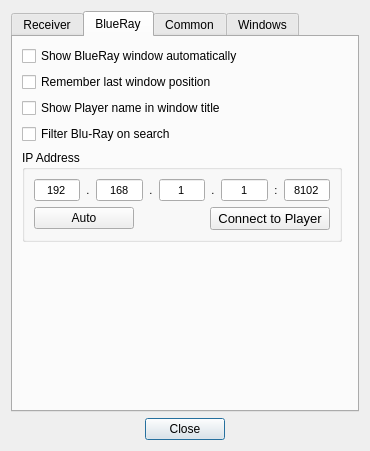
Before: the Qt Designer form settingsdialog.ui in AceOfSnakes/AvrPioRemote, drawn with Qt 5.
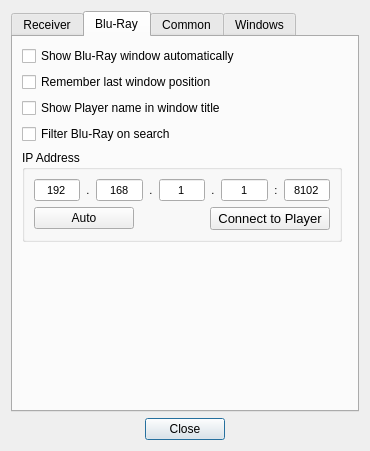
After: the same form once the commit is applied. The open tabs and pages were chosen to show the change.

Patch:
```diff
--- a/settingsdialog.ui
+++ b/settingsdialog.ui
@@ -387,13 +387,13 @@
      </widget>
      <widget class="QWidget" name="tab">
       <attribute name="title">
-       <string>BlueRay</string>
+       <string>Blu-Ray</string>
       </attribute>
       <layout class="QVBoxLayout" name="verticalLayout_4">
        <item>
         <widget class="QCheckBox" name="ShowBlueRayWindowCheckBox">
          <property name="text">
-          <string>Show BlueRay window automatically</string>
+          <string>Show Blu-Ray window automatically</string>
          </property>
         </widget>
        </item>
```
Left out of the diff: 2 changed lines with no effect on the pictures.
